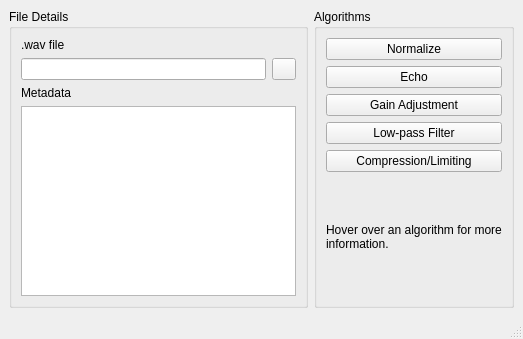
Old version of the form qt-imported/mainwindow.ui in the repository gonzales-lloyd/cs-202-final-project.
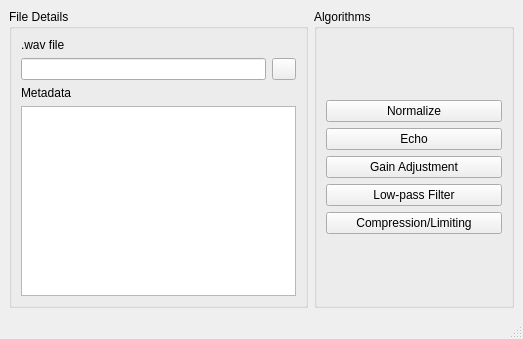
New version of the form. Icons and pictures are not drawn.

Patch:
```diff
--- a/qt-imported/mainwindow.ui
+++ b/qt-imported/mainwindow.ui
@@ -119,16 +119,6 @@
          </item>
         </layout>
        </item>
-       <item>
-        <widget class="QLabel" name="label_3">
-         <property name="text">
-          <string>Hover over an algorithm for more information.</string>
-         </property>
-         <property name="wordWrap">
-          <bool>true</bool>
-         </property>
-        </widget>
-       </item>
       </layout>
      </widget>
     </item>
```
Left out of the diff: 24 changed lines with no effect on the pictures.
